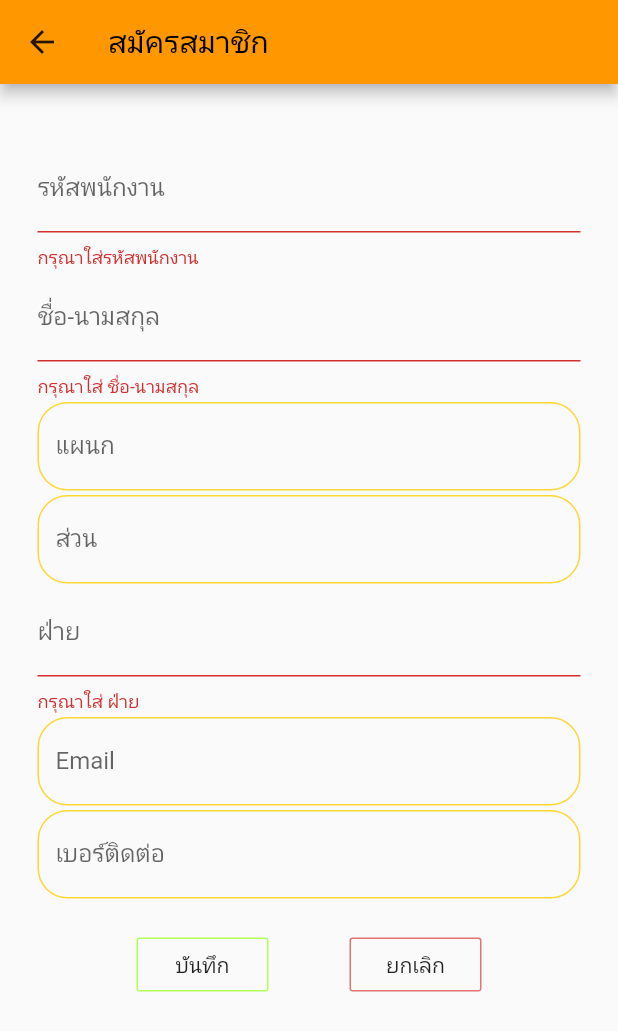
After one commit to boss959595/DBPapp, a Flutter app: the Register screen opened directly, after a tap on "บันทึก", on a phone screen of 412 x 824 dp. The commit adds this screen. Shown: the top 1031 px of the screen. Run offline on Flutter 3.47's test engine with Material 2 defaults, Android fonts, the phone set to English and light mode, and no system bars; our stand-ins replace shared_preferences; accounts and stored records are empty; network calls fail.

Commit message:
fish register 15/11/62

```diff
--- a/lib/screens/my_center.dart
+++ b/lib/screens/my_center.dart
@@ -102,6 +102,7 @@ class _MyCenterState extends State<MyCenter> {
     );
   }
 
+
   Widget content() {
     return Container(
       padding: EdgeInsets.only(
--- /dev/null
+++ b/lib/screens/register.dart
@@ -0,0 +1,276 @@
+import 'dart:convert';
+
+import 'package:dbpapp/models/user_accout.dart';
+import 'package:flutter/material.dart';
+import 'package:http/http.dart';
+import 'package:shared_preferences/shared_preferences.dart';
+
+import 'my_style.dart';
+
+class Register extends StatefulWidget {
+  @override
+  _RegisterState createState() => _RegisterState();
+}
+
+class _RegisterState extends State<Register> {
+//  Explicil
+  String userString,
+      levelString = '',
+      keyUserString,
+      nameString,
+      departmentString,
+      sectionString,
+      devisionString,
+      emailString,
+      phoneString;
+  UserAccoutModel userAccoutModel;
+  final formKey = GlobalKey<FormState>();
+
+// Model
+
+  @override
+  void initState() {
+    super.initState();
+    setState(() {
+      findUser();
+    });
+  }
+
+  Future findUser() async {
+    SharedPreferences sharedPreferences = await SharedPreferences.getInstance();
+    userString = sharedPreferences.getString('User');
+    print(userString);
+    findLevel();
+  }
+
+  Future findLevel() async {
+    String url = '${MyStyle().urlGetUser}$userString';
+    Response response = await get(url);
+    var result = json.decode(response.body);
+    print(result);
+    for (var map in result) {
+      userAccoutModel = UserAccoutModel.fromJSON(map);
+      setState(() {
+        levelString = userAccoutModel.level;
+      });
+    }
+  }
+
+  Widget addRegister() {
+    return Form(
+      key: formKey,
+      child: Column(
+        mainAxisSize: MainAxisSize.min,
+        children: <Widget>[
+          TextFormField(
+            decoration: InputDecoration(
+              labelText: 'รหัสพนักงาน',
+              enabledBorder: OutlineInputBorder(
+                borderSide: BorderSide(color: Colors.yellow.shade600),
+                borderRadius: BorderRadius.circular(20.0),
+              ),
+            ),
+            validator: (value) {
+              if (value.isEmpty) {
+                return 'กรุณาใส่รหัสพนักงาน';
+              } else {
+                return null;
+              }
+            },
+            onSaved: (value) {
+              keyUserString = value.trim();
+            },
+          ),
+          SizedBox(
+            height: 3.0,
+          ),
+          TextFormField(
+            decoration: InputDecoration(
+              labelText: 'ชื่อ-นามสกุล',
+              enabledBorder: OutlineInputBorder(
+                borderSide: BorderSide(color: Colors.yellow.shade600),
+                borderRadius: BorderRadius.circular(20.0),
+              ),
+            ),
+            validator: (value) {
+              if (value.isEmpty) {
+                return 'กรุณาใส่ ชื่อ-นามสกุล';
+              } else {
+                return null;
+              }
+            },
+            onSaved: (value) {
+              nameString = value.trim();
+            },
+          ),
+          SizedBox(
+            height: 3.0,
+          ),
+          TextFormField(
+            decoration: InputDecoration(
+              labelText: 'แผนก',
+              enabledBorder: OutlineInputBorder(
+                borderSide: BorderSide(color: Colors.yellow.shade600),
+                borderRadius: BorderRadius.circular(20.0),
+              ),
+            ),
+            onSaved: (value) {
+              departmentString = value.trim();
+            },
+          ),
+          SizedBox(
+            height: 3.0,
+          ),
+          TextFormField(
+            decoration: InputDecoration(
+              labelText: 'ส่วน',
+              enabledBorder: OutlineInputBorder(
+                borderSide: BorderSide(color: Colors.yellow.shade600),
+                borderRadius: BorderRadius.circular(20.0),
+              ),
+            ),
+            onSaved: (value) {
+              sectionString = value.trim();
+            },
+          ),
+          SizedBox(
+            height: 3.0,
+          ),
+          TextFormField(
+            decoration: InputDecoration(
+              labelText: 'ฝ่าย',
+              enabledBorder: OutlineInputBorder(
+                borderSide: BorderSide(color: Colors.yellow.shade600),
+                borderRadius: BorderRadius.circular(20.0),
+              ),
+            ),
+            validator: (value) {
+              if (value.isEmpty) {
+                return 'กรุณาใส่ ฝ่าย';
+              } else {
+                return null;
+              }
+            },
+            onSaved: (value) {
+              devisionString = value.trim();
+            },
+          ),
+          SizedBox(
+            height: 3.0,
+          ),
+          TextFormField(
+            keyboardType: TextInputType.number,
+            decoration: InputDecoration(
+              labelText: 'Email',
+              enabledBorder: OutlineInputBorder(
+                borderSide: BorderSide(color: Colors.yellow.shade600),
+                borderRadius: BorderRadius.circular(20.0),
+              ),
+            ),
+            onSaved: (value) {
+              emailString = value.trim();
+            },
+          ),
+          SizedBox(
+            height: 3.0,
+          ),
+          TextFormField(
+            keyboardType: TextInputType.number,
+            decoration: InputDecoration(
+              labelText: 'เบอร์ติดต่อ',
+              enabledBorder: OutlineInputBorder(
+                borderSide: BorderSide(color: Colors.yellow.shade600),
+                borderRadius: BorderRadius.circular(20.0),
+              ),
+            ),
+            onSaved: (value) {
+              phoneString = value.trim();
+            }
+          ),SizedBox(height: 20.0,),Container(width: 230.0,
+            child: Row(mainAxisAlignment: MainAxisAlignment.spaceBetween, children: <Widget>[okButton(),
+                cancelButton(),],),
+          )
+        ],
+      ),
+    );
+  }
+
+  // Future<void> insertUserAndAccout() async {
+  //   //  String xlimitString = limitString;
+  //   //  String xtotalString = totalString;
+  //   int xlimitString = int.parse(limitString);
+  //   int xtotalString = int.parse(totalString);
+
+  //   print(
+  //       'object=$keyString,$nameString,$typeString,$groupString,$unitString,$xlimitString,$xtotalString');
+
+  //   String url =
+  //       'https://www.androidthai.in.th/boss/addEquipmentBoss.php?isAdd=true&key=$keyString&name=$nameString&type=$typeString&group=$groupString&unit=$unitString&limit=$xlimitString&total=$xtotalString';
+
+  //   Response response = await get(url);
+  //   var result = json.decode(response.body);
+
+  //   if (result.toString() == 'true') {
+  //     print('insert Equipment Success');
+  //     MaterialPageRoute materialPageRoute = MaterialPageRoute(
+  //       builder: (BuildContext context) => Store(
+  //         userAccoutModel: userAccoutModel,
+  //       ),
+  //     );
+  //     Navigator.of(context).pushAndRemoveUntil(
+  //         materialPageRoute, (Route<dynamic> route) => false);
+  //   } else {
+  //     normalAlert(context, 'ผิดพลาด',
+  //         'กรุณา กรอกค่าแจ้งเตือน และ จำนวนของ มากกว่า 1 ขึ้นไป');
+  //   }
+  // }
+
+  Widget okButton() {
+    return OutlineButton(
+      child: Text('บันทึก'),
+      onPressed: () {
+        if (formKey.currentState.validate()) {
+          formKey.currentState.save();
+          print(
+
+              'boss = $keyUserString, $nameString, $departmentString, $sectionString, $devisionString, $emailString, $phoneString');
+         // insertUserAndAccout()
+          Navigator.of(context).pop();
+        }
+      },
+      borderSide: BorderSide(color: Colors.lightGreenAccent),
+    );
+  }
+
+  Widget cancelButton() {
+    return OutlineButton(
+      child: Text('ยกเลิก'),
+      onPressed: () {
+        Navigator.of(context).pop();
+      },
+      borderSide: BorderSide(
+        color: Colors.red[300],
+      ),
+    );
+  }
+
+  @override
+  Widget build(BuildContext context) {
+    return Scaffold(
+      appBar: AppBar(
+        actions: <Widget>[],
+        // actions: <Widget>[testLine()],
+        backgroundColor: Colors.orange,
+        iconTheme: IconTheme.of(context),
+        title: Text(
+          'สมัครสมาชิก',
+          style: TextStyle(color: Colors.black),
+        ),
+      ),
+      body: SingleChildScrollView(padding: EdgeInsets.fromLTRB(25.0, 40.0, 25.0, 5.0),
+        child: addRegister(),
+
+      ),
+    );
+  }
+}
--- a/lib/screens/report_center.dart
+++ b/lib/screens/report_center.dart
@@ -37,6 +37,7 @@ class _ReportCenterState extends State<ReportCenter> {
   final debouncer = Debouncer(milliseconds: 500);
   final formKey = GlobalKey<FormState>();
   String userString;
+  String processIcon;
 
   // Medthod
   @override
--- a/lib/screens/searcth_detail_center.dart
+++ b/lib/screens/searcth_detail_center.dart
@@ -24,8 +24,7 @@ class ShowDetailCenter extends StatefulWidget {
 class _ShowDetailCenterState extends State<ShowDetailCenter> {
   // Explicit
   EquipmentModel myEquipmentModel;
-  String userString,
-      levelString = '',
+  String userString,levelString = '',
       numberString,
       nameString,
       xkeyString,
--- a/lib/screens/store.dart
+++ b/lib/screens/store.dart
@@ -6,6 +6,7 @@ import 'package:dbpapp/screens/my_center.dart';
 import 'package:dbpapp/screens/my_electric.dart';
 import 'package:dbpapp/screens/my_machine.dart';
 import 'package:dbpapp/screens/my_style.dart';
+import 'package:dbpapp/screens/register.dart';
 import 'package:flutter/material.dart';
 import 'package:http/http.dart';
 import 'package:shared_preferences/shared_preferences.dart';
@@ -26,8 +27,11 @@ class _StoreState extends State<Store> {
   List<String> titleAppBars = ['คลังเครื่องกล', 'คลังไฟฟ้า', 'คลังกลาง'];
   int indexTitleAppBars = 0;
   Widget currentWiget = MyCenter();
-  List<Color> colorAppBars = [MyStyle().appBarCenter, MyStyle().appBarElectric, MyStyle().appBarMachine];
-
+  List<Color> colorAppBars = [
+    MyStyle().appBarCenter,
+    MyStyle().appBarElectric,
+    MyStyle().appBarMachine
+  ];
 
   // Method
   void closeDrawer() {
@@ -38,7 +42,7 @@ class _StoreState extends State<Store> {
   void initState() {
     super.initState();
     _userAccoutModel = widget.userAccoutModel;
-    print('userLogin =${_userAccoutModel.user}');
+    print('userLogin =${_userAccoutModel.user},${_userAccoutModel.level}');
     findNameLogin();
   }
 
@@ -99,17 +103,20 @@ class _StoreState extends State<Store> {
     );
   }
 
-  Widget menuChangePassStore() {
+  Widget menuRegisterStore() {
     return ListTile(
       leading: Icon(
-        Icons.lock,
+        Icons.group_add,
         size: 36.0,
         color: Colors.green[600],
       ),
-      title: Text('เปลี่ยนรหัส'),
+      title: Text('สมัครสมาชิก'),
       subtitle: Text('คำอธิบาย'),
       onTap: () {
          closeDrawer();
+        MaterialPageRoute materialPageRoute = MaterialPageRoute(
+              builder: (BuildContext context) => Register());
+          Navigator.of(context).push(materialPageRoute);
       },
     );
   }
@@ -141,16 +148,6 @@ class _StoreState extends State<Store> {
         print('loginString = $loginString');
       });
     }
-  }
-
-  Widget spcialButton() {
-    return Row(
-      mainAxisSize: MainAxisSize.min,
-      children: <Widget>[
-        iconChangePassword(),
-        iconLogout(),
-      ],
-    );
   }
 
   Widget iconLogout() {
@@ -190,18 +187,12 @@ class _StoreState extends State<Store> {
   }
 
   Widget showLogin() {
-    return Row(
-      mainAxisAlignment: MainAxisAlignment.spaceBetween,
-      children: <Widget>[
-        Text(
-          'ผู้ใช้ : $loginString',
+    return Text(
+      '$loginString',
       style: TextStyle(
         color: Colors.orange,
         fontWeight: FontWeight.bold,
       ),
-        ),
-        spcialButton(),
-      ],
     );
   }
 
@@ -218,6 +209,16 @@ class _StoreState extends State<Store> {
     );
   }
 
+  Widget spcialButton() {
+    return Row(
+      mainAxisSize: MainAxisSize.min,
+      children: <Widget>[
+        iconChangePassword(),
+        iconLogout(),
+      ],
+    );
+  }
+
   Widget showHeadDrawer() {
     return DrawerHeader(
       decoration: BoxDecoration(
@@ -229,7 +230,22 @@ class _StoreState extends State<Store> {
       child: Column(
         children: <Widget>[
           showAvatar(),
+          Row(
+            mainAxisAlignment: MainAxisAlignment.spaceBetween,
+            children: <Widget>[
+              Container(
+                width: 176,
+                child: Wrap(
+                  children: <Widget>[
                     showLogin(),
+                  ],
+                ),
+              ),
+              Container(
+                child: spcialButton(),
+              ),
+            ],
+          ),
         ],
       ),
     );
@@ -244,8 +260,14 @@ class _StoreState extends State<Store> {
           Divider(),
           menuElectricStore(),
           Divider(),
-          menuMachineStore(),
-          Divider(),
+          SizedBox(
+            height: 180.0,
+          ),
+
+          _userAccoutModel.level == '1' ? Divider() : SizedBox(),
+          //menuRegisterStore(),
+          _userAccoutModel.level == '1' ? menuRegisterStore() : SizedBox(),
+
           // menuChangePassStore(),
           // Divider(),
           // menuLogOutStore(),
@@ -257,9 +279,13 @@ class _StoreState extends State<Store> {
   @override
   Widget build(BuildContext context) {
     return Scaffold(
-      appBar: AppBar(iconTheme: IconTheme.of(context),
+      appBar: AppBar(
+        iconTheme: IconTheme.of(context),
         backgroundColor: colorAppBars[indexTitleAppBars],
-        title: Text(titleAppBars[indexTitleAppBars],style: TextStyle(color: Colors.black),),
+        title: Text(
+          titleAppBars[indexTitleAppBars],
+          style: TextStyle(color: Colors.black),
+        ),
       ),
       body: currentWiget,
       drawer: showDrawer(),
```
Lines whose indentation alone changed are shown as unchanged.
